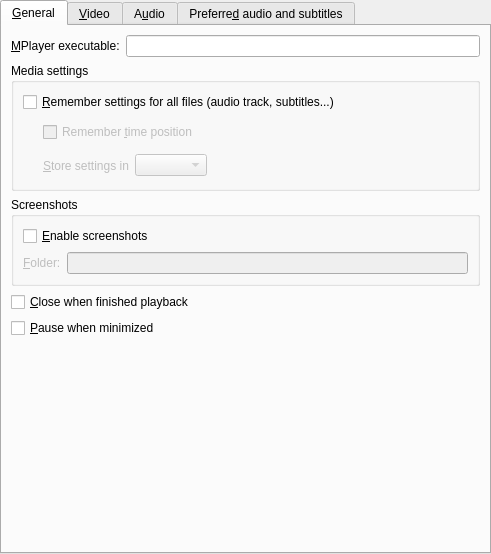
Above: src/prefgeneral.ui from bitwiseworks/smplayer-os2 before the change. Below: the same form after it.
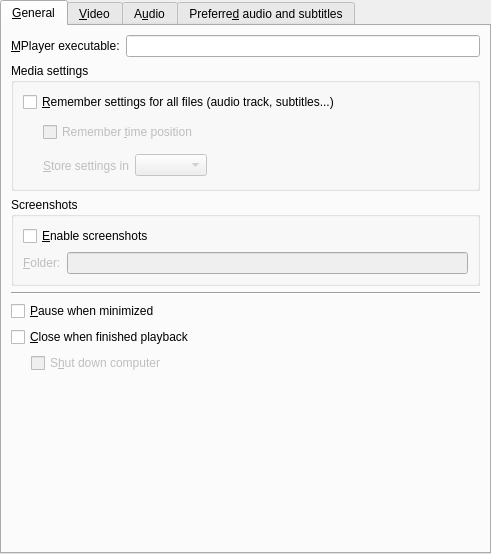
That is the form after the change. Custom widgets are drawn as their Qt base class.

```diff
--- a/src/prefgeneral.ui
+++ b/src/prefgeneral.ui
@@ -26,7 +26,7 @@
       <attribute name="title">
        <string>&amp;General</string>
       </attribute>
-      <layout class="QVBoxLayout">
+      <layout class="QVBoxLayout" name="verticalLayout_2">
        <item>
         <layout class="QHBoxLayout">
          <item>
@@ -176,9 +176,9 @@
         </widget>
        </item>
        <item>
-        <widget class="QCheckBox" name="close_on_finish_check">
-         <property name="text">
-          <string>&amp;Close when finished playback</string>
+        <widget class="Line" name="line_7">
+         <property name="orientation">
+          <enum>Qt::Horizontal</enum>
          </property>
         </widget>
        </item>
@@ -189,6 +189,61 @@
          </property>
         </widget>
        </item>
+       <item>
+        <widget class="QCheckBox" name="close_on_finish_check">
+         <property name="text">
+          <string>&amp;Close when finished playback</string>
+         </property>
+        </widget>
+       </item>
+       <item>
+        <widget class="QWidget" name="shutdown_widget" native="true">
+         <layout class="QHBoxLayout" name="horizontalLayout_2">
+          <property name="margin">
+           <number>0</number>
+          </property>
+          <item>
+           <spacer name="horizontalSpacer_2">
+            <property name="orientation">
+             <enum>Qt::Horizontal</enum>
+            </property>
+            <property name="sizeType">
+             <enum>QSizePolicy::Preferred</enum>
+            </property>
+            <property name="sizeHint" stdset="0">
+             <size>
+              <width>20</width>
+              <height>20</height>
+             </size>
+            </property>
+           </spacer>
+          </item>
+          <item>
+           <widget class="QCheckBox" name="shutdown_check">
+            <property name="enabled">
+             <bool>false</bool>
+            </property>
+            <property name="text">
+             <string>S&amp;hut down computer</string>
+            </property>
+           </widget>
+          </item>
+          <item>
+           <spacer name="horizontalSpacer_3">
+            <property name="orientation">
+             <enum>Qt::Horizontal</enum>
+            </property>
+            <property name="sizeHint" stdset="0">
+             <size>
+              <width>40</width>
+              <height>20</height>
+             </size>
+            </property>
+           </spacer>
+          </item>
+         </layout>
+        </widget>
+       </item>
        <item>
         <spacer>
          <property name="orientation">
```
Left out of the diff: 19 changed lines with no effect on the pictures.
